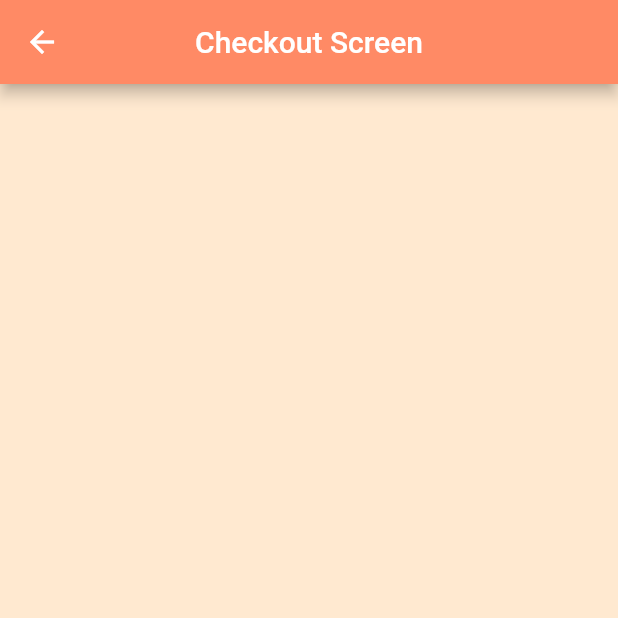
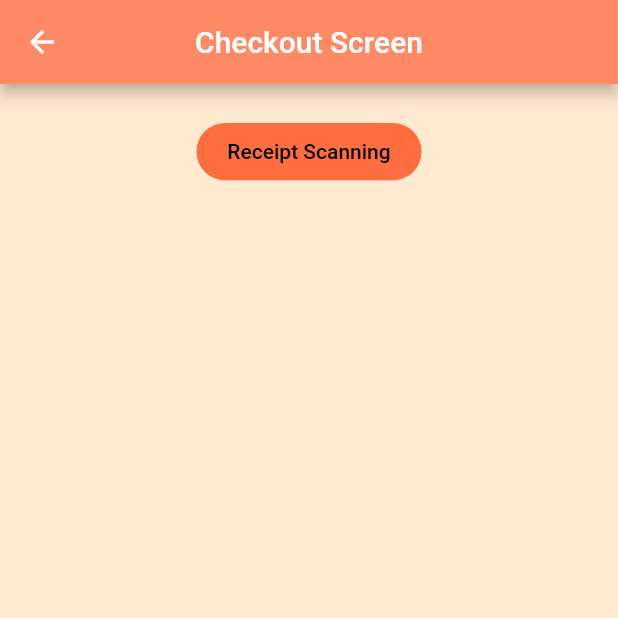
Before and after one commit to prafull2001/grocery-mule, a Flutter app: the CheckoutScreen screen opened by its route, on a phone screen of 412 x 824 dp, the top half of it. Run offline on Flutter 3.47's test engine with Material 2 defaults, Android fonts, the phone set to English and light mode, and no system bars; our stand-ins replace auto_size_text, badges, cloud_firestore, firebase_auth, firebase_core, fluttertoast and 5 more; missing offline and left inert: google_mlkit_text_recognition; accounts and stored records are empty.

Commit message:
merge pt 4

```diff
--- a/lib/main.dart
+++ b/lib/main.dart
@@ -22,6 +22,7 @@ import 'package:firebase_auth/firebase_auth.dart';
 import 'package:provider/provider.dart';
 import 'package:grocery_mule/dev/migration.dart';
 import 'package:shared_preferences/shared_preferences.dart';
+
 import 'dart:io';
 
 bool seen_intro; // global that updates with show_home's value upon startup
@@ -92,7 +93,7 @@ void main() async {
             IntroScreen.id: (context) => IntroScreen(),
             Migration.id: (context) => Migration(),
             PayPalPage.id: (context) => PayPalPage(),
-            ReceiptScanningScreen.id: (context) => ReceiptScanningScreen(),
+            ReceiptScanning.id: (context) => ReceiptScanning(),
           },
         ),
       ),
--- a/lib/screens/checkout_screen.dart
+++ b/lib/screens/checkout_screen.dart
@@ -1,6 +1,7 @@
 import 'package:flutter/material.dart';
 import 'package:grocery_mule/components/rounded_ button.dart';
 import 'package:grocery_mule/constants.dart';
+import 'package:grocery_mule/screens/receipt_scanning.dart';
 import 'package:provider/provider.dart';
 import 'package:cloud_firestore/cloud_firestore.dart';
 import 'package:grocery_mule/providers/cowboy_provider.dart';
@@ -299,6 +300,17 @@ class _CheckoutScreen extends State<CheckoutScreen> {
                     return ItemsPerPerson(aggre_raw_list.keys.toList()[index],aggre_raw_list[aggre_raw_list.keys.toList()[index]]!,key: Key(aggre_raw_list.keys.toList()[index]));
                   },
                 ),
+                Container(
+                  height: 70,
+                  width: 150,
+                  child: RoundedButton(
+                    onPressed: () {
+                      Navigator.pushNamed(context, ReceiptScanning.id);
+                    },
+                    title: "Receipt Scanning",
+                    color: Colors.blueAccent,
+                  ),
+                ),
               ],
             );
         }
--- a/pubspec.yaml
+++ b/pubspec.yaml
@@ -26,6 +26,8 @@ dependencies:
   shared_preferences: ^2.0.15
   auto_size_text: ^3.0.0
   url_launcher: ^6.1.3
+  image_picker: ^0.8.5+3
+  google_mlkit_text_recognition: ^0.3.0
 
 dev_dependencies:
   flutter_test:
```
Also changed, not shown: lib/screens/receipt_scanning.dart (+50 -8 lines), pubspec.lock, 4 other files.
